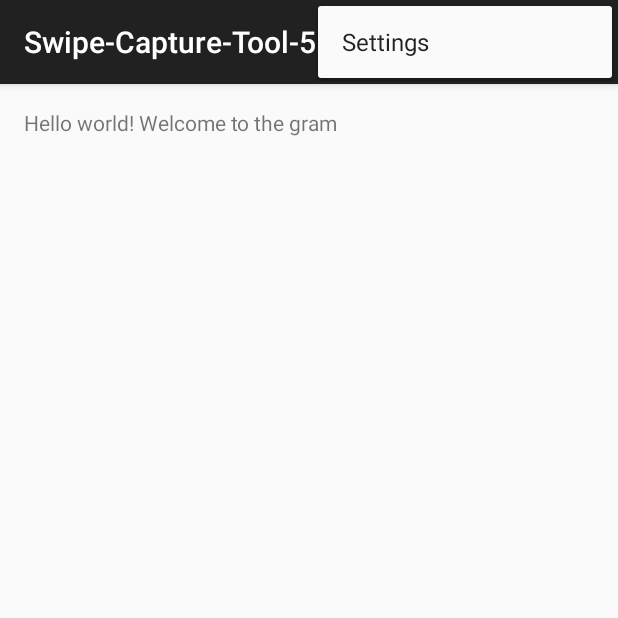
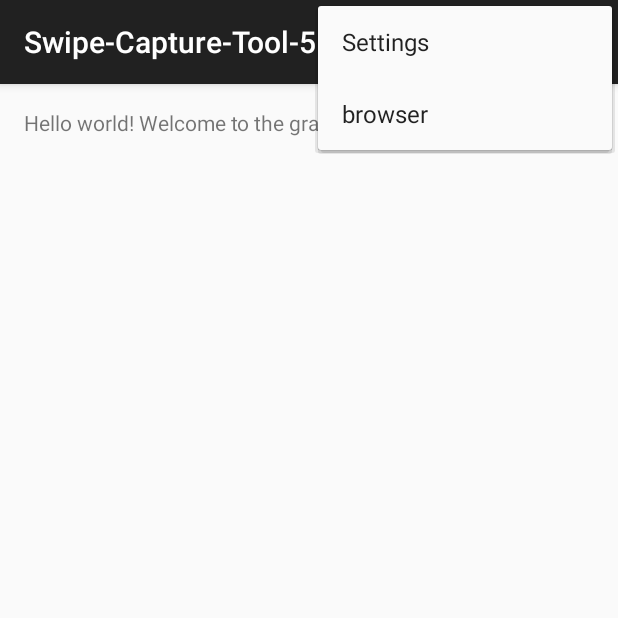
Before and after one commit to lwbassiv/Swipe-Capture-Tool-510, an Android app: the screen it shows after launch (MainActivity), with the options menu open, on a phone screen of 412 x 824 dp, the top half of it. Run offline under Robolectric (Android 15) with nearby library versions, the phone set to English and light mode, and no system bars.

```diff
--- a/app/build.gradle
+++ b/app/build.gradle
@@ -21,5 +21,6 @@ android {
 
 dependencies {
     compile fileTree(dir: 'libs', include: ['*.jar'])
-    compile 'com.android.support:appcompat-v7:23.0.1'
+    compile 'com.android.support:appcompat-v7:23.1.0'
+    compile 'com.android.support:design:23.1.0'
 }
--- a/app/src/main/java/com/example/comp510/swipe_capture_tool_510/MainActivity.java
+++ b/app/src/main/java/com/example/comp510/swipe_capture_tool_510/MainActivity.java
@@ -6,6 +6,7 @@ import android.view.Menu;
 import android.view.MenuItem;
 import android.view.MotionEvent;
 import android.view.View;
+import android.webkit.WebView;
 import android.widget.TextView;
 
 public class MainActivity extends AppCompatActivity {
@@ -32,7 +33,10 @@ public class MainActivity extends AppCompatActivity {
         int id = item.getItemId();
 
         //noinspection SimplifiableIfStatement
-        if (id == R.id.action_settings) {
+        if (id == R.id.web) {
+            WebView webview = new WebView(this);
+            setContentView(webview);
+            webview.loadUrl("www.msn.com");
             return true;
         }
 
--- a/app/src/main/res/menu/menu_main.xml
+++ b/app/src/main/res/menu/menu_main.xml
@@ -3,4 +3,6 @@
     xmlns:tools="http://schemas.android.com/tools" tools:context=".MainActivity">
     <item android:id="@+id/action_settings" android:title="@string/action_settings"
         android:orderInCategory="100" app:showAsAction="never" />
+    <item android:id="@+id/web" android:title="@string/viewWeb"
+        android:orderInCategory="100" app:showAsAction="never" />
 </menu>
--- /dev/null
+++ b/app/src/main/res/values-v21/styles.xml
@@ -0,0 +1,8 @@
+<resources>>
+    <style name="AppTheme.NoActionBar">
+        <item name="windowActionBar">false</item>
+        <item name="windowNoTitle">true</item>
+        <item name="android:windowDrawsSystemBarBackgrounds">true</item>
+        <item name="android:statusBarColor">@android:color/transparent</item>
+    </style>
+</resources>
--- a/app/src/main/res/values/dimens.xml
+++ b/app/src/main/res/values/dimens.xml
@@ -2,4 +2,5 @@
     <!-- Default screen margins, per the Android Design guidelines. -->
     <dimen name="activity_horizontal_margin">16dp</dimen>
     <dimen name="activity_vertical_margin">16dp</dimen>
+    <dimen name="fab_margin">16dp</dimen>
 </resources>
--- a/app/src/main/res/values/strings.xml
+++ b/app/src/main/res/values/strings.xml
@@ -3,4 +3,6 @@
 
     <string name="hello_world">Hello world! Welcome to the gram</string>
     <string name="action_settings">Settings</string>
+    <string name="viewWeb">browser</string>
+    <string name="title_activity_web">Web</string>
 </resources>
--- a/app/src/main/res/values/styles.xml
+++ b/app/src/main/res/values/styles.xml
@@ -4,5 +4,11 @@
     <style name="AppTheme" parent="Theme.AppCompat.Light.DarkActionBar">
         <!-- Customize your theme here. -->
     </style>
+    <style name="AppTheme.NoActionBar">
+        <item name="windowActionBar">false</item>
+        <item name="windowNoTitle">true</item>
+    </style>
+    <style name="AppTheme.AppBarOverlay" parent="ThemeOverlay.AppCompat.Dark.ActionBar" />
+    <style name="AppTheme.PopupOverlay" parent="ThemeOverlay.AppCompat.Light" />
 
 </resources>
```
Also changed, not shown: app/src/main/AndroidManifest.xml (+7 -1 lines), app/src/main/java/com/example/comp510/swipe_capture_tool_510/Web.java (added, +30 -0 lines), app/src/main/res/layout/activity_web.xml (added, +25 -0 lines), app/src/main/res/layout/content_web.xml (added, +12 -0 lines), 1 other file.
